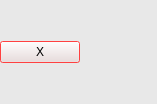
First picture: the form in ui/WindowDialog.ui, repository dmzdev/stance, before the edit.
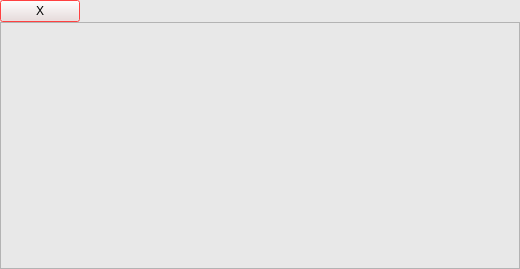
Second picture: the form after the edit.

Patch:
```diff
--- a/ui/WindowDialog.ui
+++ b/ui/WindowDialog.ui
@@ -9,8 +9,8 @@
    <rect>
     <x>0</x>
     <y>0</y>
-    <width>157</width>
-    <height>104</height>
+    <width>520</width>
+    <height>269</height>
    </rect>
   </property>
   <property name="palette">
@@ -255,6 +255,23 @@
      <property name="spacing">
       <number>0</number>
      </property>
+     <item>
+      <widget class="QScrollArea" name="scrollArea">
+       <property name="widgetResizable">
+        <bool>true</bool>
+       </property>
+       <widget class="QWidget" name="scrollAreaWidgetContents">
+        <property name="geometry">
+         <rect>
+          <x>0</x>
+          <y>0</y>
+          <width>516</width>
+          <height>233</height>
+         </rect>
+        </property>
+       </widget>
+      </widget>
+     </item>
     </layout>
    </item>
   </layout>
```
